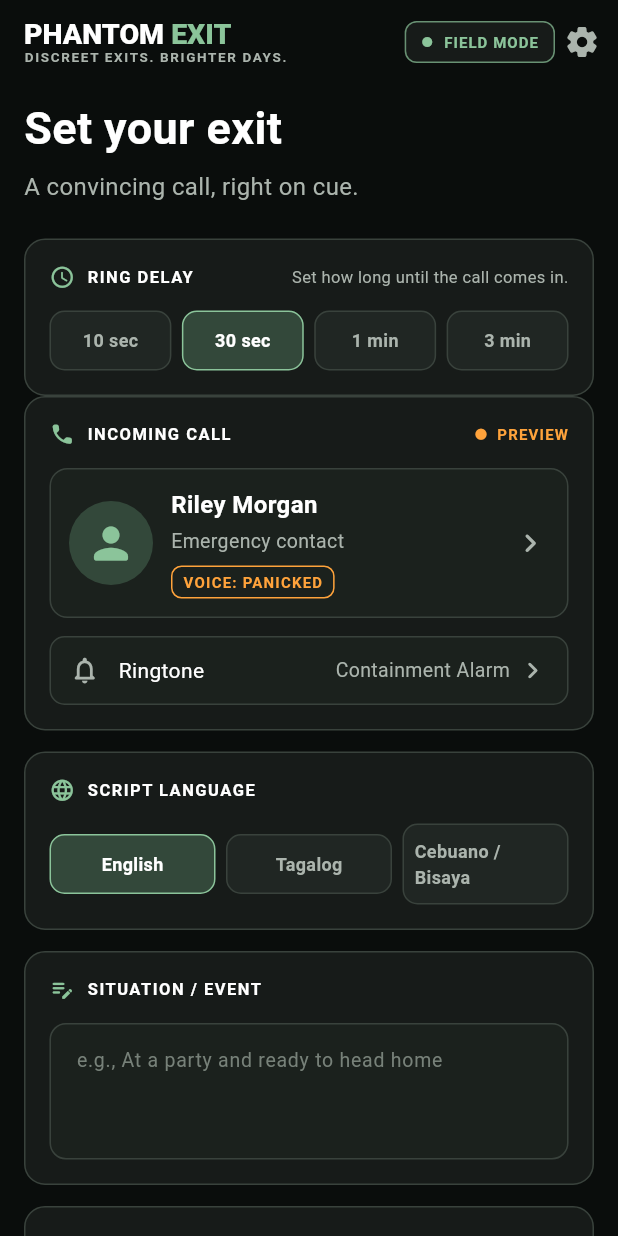
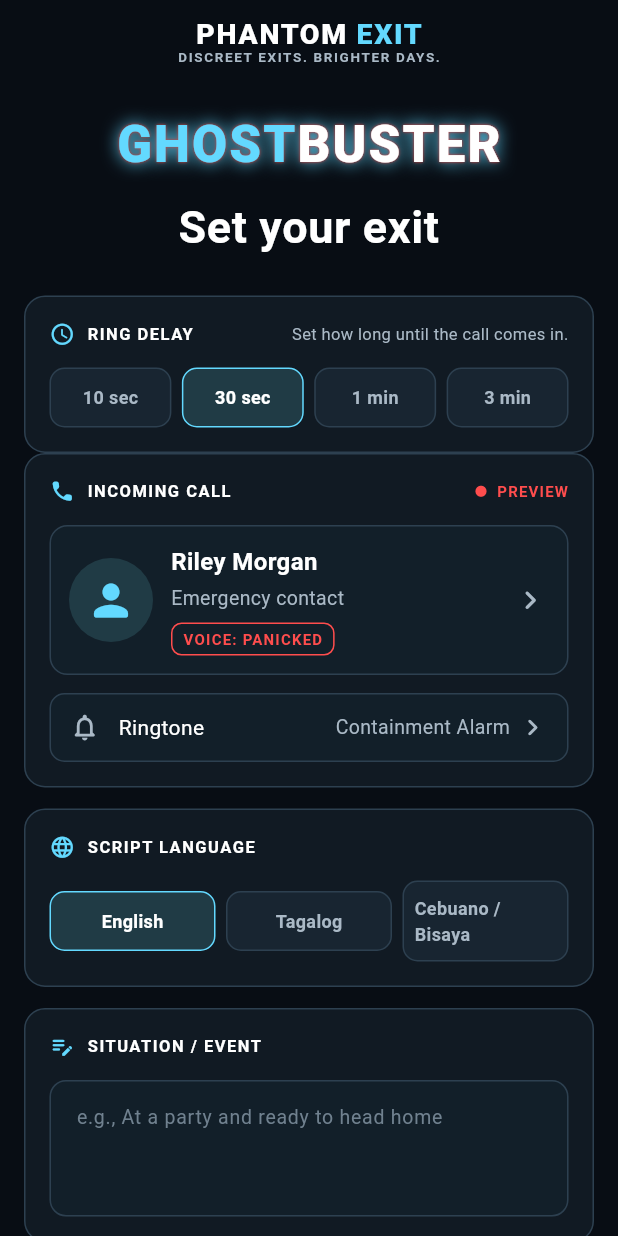
Before and after one commit to donaldycottonacao/GhostBuster, a Flutter app: the screen it shows after launch, on a phone screen of 412 x 824 dp. Run offline on Flutter 3.47's test engine with Material 3 defaults, Android fonts, the phone set to English and light mode, and no system bars; Roboto replaces fonts that are missing (Bell MT).

Commit message:
Improving UI/UX design

```diff
--- a/frontend-client/lib/screens/countdown_screen.dart
+++ b/frontend-client/lib/screens/countdown_screen.dart
@@ -1,10 +1,10 @@
 import 'package:flutter/material.dart';
 
-const _background = Color(0xFF0A0D0C);
-const _surface = Color(0xFF171B1D);
-const _border = Color(0xFF33383D);
-const _green = Color(0xFF86D78E);
-const _muted = Color(0xFF9AA1A8);
+const _background = Color(0xFF080D14);
+const _surface = Color(0xFF111A23);
+const _border = Color(0xFF2D4050);
+const _accent = Color(0xFF63D9FF);
+const _muted = Color(0xFFAAB9C6);
 
 class CountdownScreen extends StatelessWidget {
   const CountdownScreen({
@@ -60,7 +60,7 @@ class CountdownScreen extends StatelessWidget {
                               value: 0.5,
                               strokeWidth: 4,
                               backgroundColor: _border,
-                              color: _green,
+                              color: _accent,
                             ),
                           ),
                           Column(
@@ -151,7 +151,7 @@ class _CountdownHeader extends StatelessWidget {
                 TextSpan(text: 'PHANTOM EXIT  ·  '),
                 TextSpan(
                   text: 'STEALTH ACTIVE',
-                  style: TextStyle(color: _green),
+                  style: TextStyle(color: _accent),
                 ),
               ],
             ),
@@ -187,7 +187,7 @@ class _CallerPreviewCard extends StatelessWidget {
         children: [
           CircleAvatar(
             radius: 31,
-            backgroundColor: Color(0xFF343A40),
+            backgroundColor: Color(0xFF243542),
             child: Icon(Icons.person_rounded, color: Colors.white70, size: 38),
           ),
           SizedBox(width: 14),
@@ -211,7 +211,7 @@ class _CallerPreviewCard extends StatelessWidget {
               ],
             ),
           ),
-          Icon(Icons.equalizer_rounded, color: Color(0xFFFFC247), size: 24),
+          Icon(Icons.equalizer_rounded, color: _accent, size: 24),
         ],
       ),
     );
--- a/frontend-client/lib/screens/stealth_trigger.dart
+++ b/frontend-client/lib/screens/stealth_trigger.dart
@@ -2,13 +2,14 @@ import 'package:flutter/material.dart';
 
 import '../l10n/app_localizations.dart';
 
-const _background = Color(0xFF0A0D0C);
-const _surface = Color(0xFF171B19);
-const _surfaceRaised = Color(0xFF202623);
-const _border = Color(0xFF39423C);
-const _accent = Color(0xFF8BC49A);
-const _muted = Color(0xFFABB4AD);
-const _orange = Color(0xFFFFA33B);
+const _background = Color(0xFF080D14);
+const _surface = Color(0xFF111A23);
+const _surfaceRaised = Color(0xFF182531);
+const _border = Color(0xFF2D4050);
+const _accent = Color(0xFF63D9FF);
+const _muted = Color(0xFFAAB9C6);
+const _orange = Color(0xFFFF4D4D);
+const _ghostbusterRed = Color(0xFFE53935);
 
 class StealthTriggerScreen extends StatefulWidget {
   const StealthTriggerScreen({
@@ -52,13 +53,20 @@ class _StealthTriggerScreenState extends State<StealthTriggerScreen> {
   Widget build(BuildContext context) {
     final l10n = AppLocalizations.of(context);
 
-    return Scaffold(
+    return Theme(
+      data: Theme.of(context).copyWith(
+        textTheme: Theme.of(context).textTheme.apply(fontFamily: 'Bell MT'),
+        primaryTextTheme:
+            Theme.of(context).primaryTextTheme.apply(fontFamily: 'Bell MT'),
+      ),
+      child: Scaffold(
         backgroundColor: _background,
         appBar: AppBar(
           backgroundColor: _background,
           foregroundColor: Colors.white,
+          centerTitle: true,
           title: Column(
-          crossAxisAlignment: CrossAxisAlignment.start,
+            crossAxisAlignment: CrossAxisAlignment.center,
             mainAxisSize: MainAxisSize.min,
             children: [
               const Text.rich(
@@ -87,37 +95,8 @@ class _StealthTriggerScreenState extends State<StealthTriggerScreen> {
             color: Colors.white,
             fontSize: 19,
             fontWeight: FontWeight.w800,
+            letterSpacing: 1.1,
           ),
-        actions: [
-          Container(
-            margin: const EdgeInsets.only(right: 6),
-            padding: const EdgeInsets.symmetric(horizontal: 10, vertical: 6),
-            decoration: BoxDecoration(
-              color: _surface,
-              borderRadius: BorderRadius.circular(8),
-              border: Border.all(color: _accent.withValues(alpha: 0.7)),
-            ),
-            child: Row(
-              children: [
-                const Icon(Icons.circle, color: _accent, size: 8),
-                const SizedBox(width: 7),
-                Text(
-                  l10n?.setupFieldMode ?? 'FIELD MODE',
-                  style: const TextStyle(
-                    color: _accent,
-                    fontSize: 10,
-                    fontWeight: FontWeight.w700,
-                    letterSpacing: 0.7,
-                  ),
-                ),
-              ],
-            ),
-          ),
-          const Padding(
-            padding: EdgeInsets.only(right: 12),
-            child: Icon(Icons.settings_rounded, color: _muted),
-          ),
-        ],
         ),
         body: SafeArea(
           top: false,
@@ -129,21 +108,39 @@ class _StealthTriggerScreenState extends State<StealthTriggerScreen> {
                 child: Column(
                   crossAxisAlignment: CrossAxisAlignment.stretch,
                   children: [
+                    const SizedBox(height: 8),
+                    const Center(
+                      child: Text.rich(
+                        TextSpan(
+                          children: [
+                            TextSpan(text: 'GHOST'),
+                            TextSpan(
+                              text: 'BUSTER',
+                              style: TextStyle(color: Colors.white),
+                            ),
+                          ],
+                        ),
+                        style: TextStyle(
+                          color: _accent,
+                          fontSize: 34,
+                          fontWeight: FontWeight.w900,
+                          letterSpacing: 1.4,
+                          shadows: [
+                            Shadow(color: _accent, blurRadius: 14),
+                            Shadow(color: _ghostbusterRed, blurRadius: 2),
+                          ],
+                        ),
+                      ),
+                    ),
+                    const SizedBox(height: 9),
                     Text(
                       l10n?.setupTitle ?? 'Set your exit',
+                      textAlign: TextAlign.center,
                       style: const TextStyle(
                         color: Colors.white,
                         fontSize: 30,
                         fontWeight: FontWeight.w700,
-                    ),
-                  ),
-                  const SizedBox(height: 6),
-                  Text(
-                    l10n?.setupSubtitle ?? 'A convincing call, right on cue.',
-                    style: const TextStyle(
-                      color: _muted,
-                      fontSize: 16,
-                      height: 1.4,
+                        letterSpacing: 0.4,
                       ),
                     ),
                     const SizedBox(height: 24),
@@ -211,7 +208,7 @@ class _StealthTriggerScreenState extends State<StealthTriggerScreen> {
                           Container(
                             padding: const EdgeInsets.all(12),
                             decoration: BoxDecoration(
-                            color: const Color(0xFF1B211D),
+                              color: const Color(0xFF121F29),
                               borderRadius: BorderRadius.circular(12),
                               border: Border.all(color: _border),
                             ),
@@ -221,7 +218,7 @@ class _StealthTriggerScreenState extends State<StealthTriggerScreen> {
                                   width: 56,
                                   height: 56,
                                   decoration: const BoxDecoration(
-                                  color: Color(0xFF33483A),
+                                    color: Color(0xFF203B45),
                                     shape: BoxShape.circle,
                                   ),
                                   child: const Icon(
@@ -233,7 +230,8 @@ class _StealthTriggerScreenState extends State<StealthTriggerScreen> {
                                 const SizedBox(width: 12),
                                 Expanded(
                                   child: Column(
-                                  crossAxisAlignment: CrossAxisAlignment.start,
+                                    crossAxisAlignment:
+                                        CrossAxisAlignment.start,
                                     children: [
                                       const Text(
                                         'Riley Morgan',
@@ -297,7 +295,7 @@ class _StealthTriggerScreenState extends State<StealthTriggerScreen> {
                               vertical: 11,
                             ),
                             decoration: BoxDecoration(
-                            color: const Color(0xFF1B211D),
+                              color: const Color(0xFF121F29),
                               borderRadius: BorderRadius.circular(10),
                               border: Border.all(color: _border),
                             ),
@@ -406,7 +404,8 @@ class _StealthTriggerScreenState extends State<StealthTriggerScreen> {
                         controller: _situationController,
                         minLines: 3,
                         maxLines: 5,
-                      style: const TextStyle(color: Colors.white, fontSize: 14),
+                        style:
+                            const TextStyle(color: Colors.white, fontSize: 14),
                         decoration: _fieldDecoration(
                           l10n?.setupSituationHint ??
                               'e.g., At a party and ready to head home',
@@ -425,7 +424,8 @@ class _StealthTriggerScreenState extends State<StealthTriggerScreen> {
                               Expanded(
                                 child: _modeOption(
                                   'ai',
-                                l10n?.setupGenerateWithAI ?? 'Generate with AI',
+                                  l10n?.setupGenerateWithAI ??
+                                      'Generate with AI',
                                 ),
                               ),
                               const SizedBox(width: 8),
@@ -483,7 +483,7 @@ class _StealthTriggerScreenState extends State<StealthTriggerScreen> {
                         ),
                         style: FilledButton.styleFrom(
                           backgroundColor: _accent,
-                        foregroundColor: const Color(0xFF152019),
+                          foregroundColor: const Color(0xFF07151C),
                           shape: RoundedRectangleBorder(
                             borderRadius: BorderRadius.circular(14),
                           ),
@@ -507,12 +507,13 @@ class _StealthTriggerScreenState extends State<StealthTriggerScreen> {
                           'Preview only. No call is scheduled from this screen.',
                       textAlign: TextAlign.center,
                       style: const TextStyle(
-                      color: Color(0xFF7E8981),
+                        color: Color(0xFF778895),
                         fontSize: 11,
                         height: 1.4,
                       ),
                     ),
                   ],
+                ),
               ),
             ),
           ),
@@ -567,7 +568,7 @@ class _StealthTriggerScreenState extends State<StealthTriggerScreen> {
         constraints: const BoxConstraints(minHeight: 42),
         padding: const EdgeInsets.symmetric(horizontal: 8, vertical: 9),
         decoration: BoxDecoration(
-          color: isSelected ? const Color(0xFF33483A) : _surfaceRaised,
+          color: isSelected ? const Color(0xFF203B45) : _surfaceRaised,
           borderRadius: BorderRadius.circular(10),
           border: Border.all(color: isSelected ? _accent : _border),
         ),
@@ -601,9 +602,9 @@ class _StealthTriggerScreenState extends State<StealthTriggerScreen> {
 
   InputDecoration _fieldDecoration(String hint) => InputDecoration(
         hintText: hint,
-        hintStyle: const TextStyle(color: Color(0xFF778179), fontSize: 13),
+        hintStyle: const TextStyle(color: Color(0xFF70818F), fontSize: 13),
         filled: true,
-        fillColor: const Color(0xFF1B211D),
+        fillColor: const Color(0xFF121F29),
         contentPadding: const EdgeInsets.all(14),
         border: OutlineInputBorder(
           borderRadius: BorderRadius.circular(11),
@@ -698,7 +699,7 @@ class _SelectionChip extends StatelessWidget {
         alignment: Alignment.center,
         padding: const EdgeInsets.symmetric(horizontal: 7, vertical: 9),
         decoration: BoxDecoration(
-          color: isSelected ? const Color(0xFF33483A) : _surfaceRaised,
+          color: isSelected ? const Color(0xFF203B45) : _surfaceRaised,
           borderRadius: BorderRadius.circular(10),
           border: Border.all(color: isSelected ? _accent : _border),
         ),
```
Lines whose indentation alone changed are shown as unchanged.
